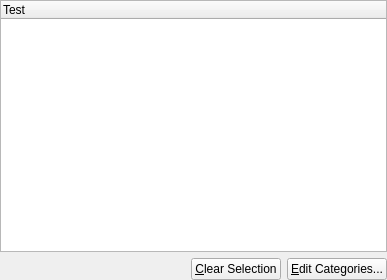
KDE/kdepim-runtime, file libkdepim-copy/categoryselectdialog_base.ui: the form before one commit.
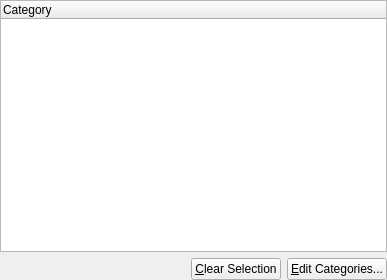
The form after the commit. Custom widgets are drawn as their Qt base class.

Commit message: * wrong column text

```diff
--- a/libkdepim-copy/categoryselectdialog_base.ui
+++ b/libkdepim-copy/categoryselectdialog_base.ui
@@ -29,7 +29,7 @@
      </property>
      <column>
       <property name="text" >
-       <string>Test</string>
+       <string>Category</string>
       </property>
      </column>
     </widget>
```
